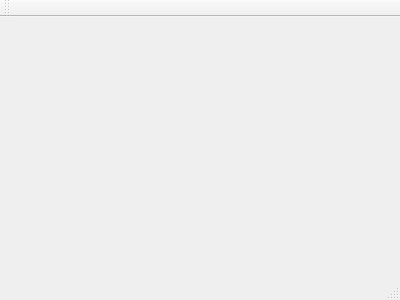
First picture: the form in fshkwindow.ui, repository fasa1964/fshkap, before the edit.
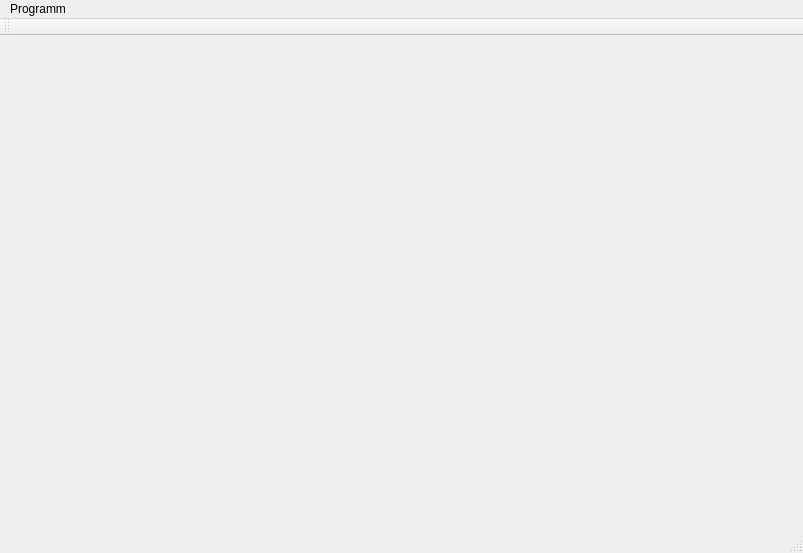
Second picture: the form after the edit.

Patch:
```diff
--- a/fshkwindow.ui
+++ b/fshkwindow.ui
@@ -1,24 +1,57 @@
 <ui version="4.0">
  <class>FSHKWindow</class>
- <widget class="QMainWindow" name="FSHKWindow" >
-  <property name="geometry" >
+ <widget class="QMainWindow" name="FSHKWindow">
+  <property name="geometry">
    <rect>
     <x>0</x>
     <y>0</y>
-    <width>400</width>
-    <height>300</height>
+    <width>803</width>
+    <height>553</height>
    </rect>
   </property>
   <property name="windowTitle" >
    <string>FSHKWindow</string>
   </property>
-  <widget class="QMenuBar" name="menuBar" />
-  <widget class="QToolBar" name="mainToolBar" />
-  <widget class="QWidget" name="centralWidget" />
-  <widget class="QStatusBar" name="statusBar" />
+  <widget class="QWidget" name="centralWidget"/>
+  <widget class="QMenuBar" name="menuBar">
+   <property name="geometry">
+    <rect>
+     <x>0</x>
+     <y>0</y>
+     <width>803</width>
+     <height>30</height>
+    </rect>
+   </property>
+   <widget class="QMenu" name="menuProgramm">
+    <property name="title">
+     <string>Programm</string>
+    </property>
+    <addaction name="actionInfo"/>
+    <addaction name="actionBeenden"/>
+   </widget>
+   <addaction name="menuProgramm"/>
+  </widget>
+  <widget class="QToolBar" name="mainToolBar">
+   <attribute name="toolBarArea">
+    <enum>TopToolBarArea</enum>
+   </attribute>
+   <attribute name="toolBarBreak">
+    <bool>false</bool>
+   </attribute>
+  </widget>
+  <widget class="QStatusBar" name="statusBar"/>
+  <action name="actionBeenden">
+   <property name="text">
+    <string>&amp;Beenden</string>
+   </property>
+  </action>
+  <action name="actionInfo">
+   <property name="text">
+    <string>&amp;Info</string>
+   </property>
+  </action>
  </widget>
- <layoutDefault spacing="6" margin="11" />
- <pixmapfunction></pixmapfunction>
+ <layoutdefault spacing="6" margin="11"/>
  <resources/>
  <connections/>
 </ui>
```
Left out of the diff: 3 changed lines with no effect on the pictures.
